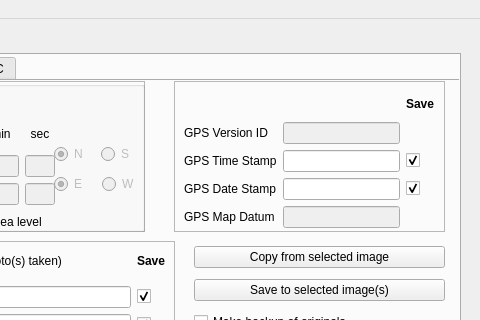
hvdwolf/pyExifToolGUI, file scripts/ui/MainWindow.ui: the form before one commit; both pictures show x 640 to 1120 and y 0 to 320 of the 1120 by 700 pixel window.
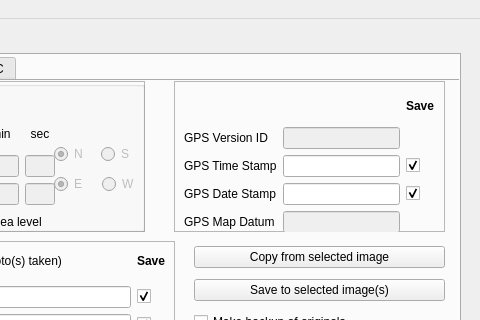
The form after the commit. The open tabs and pages were chosen to show the change.

Commit message: minor changes to gui; some new screen captures for manual

What changed in the file:
```diff
--- a/scripts/ui/MainWindow.ui
+++ b/scripts/ui/MainWindow.ui
@@ -1213,7 +1213,7 @@
            <x>0</x>
            <y>0</y>
            <width>261</width>
-           <height>147</height>
+           <height>152</height>
           </rect>
          </property>
          <layout class="QGridLayout" name="gridLayout_9" rowstretch="0,0,0,0,0" rowminimumheight="0,0,0,0,0">
```
Left out of the diff: 4 changed lines with no effect on the pictures. The commit also changes 6 other files.
